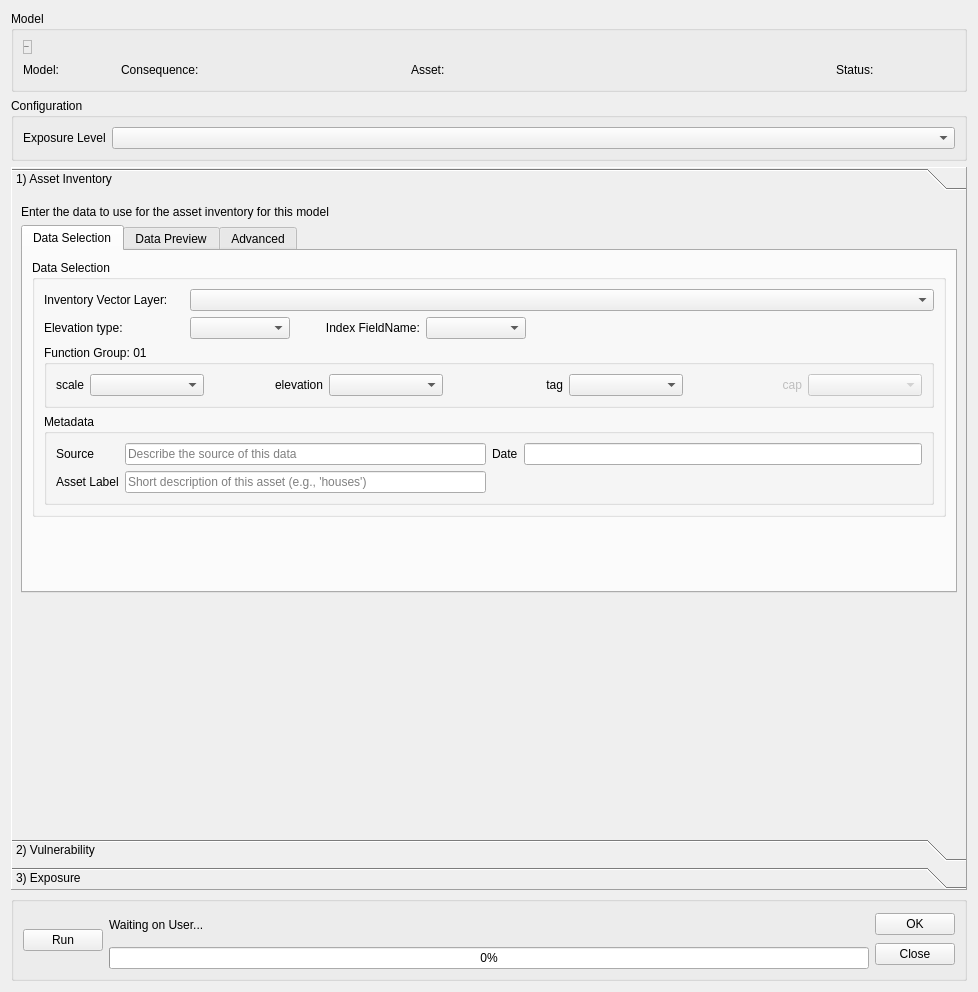
Before: the Qt Designer form canflood2/canflood2_model_config.ui in cefect/CanFlood2, drawn with Qt 5.
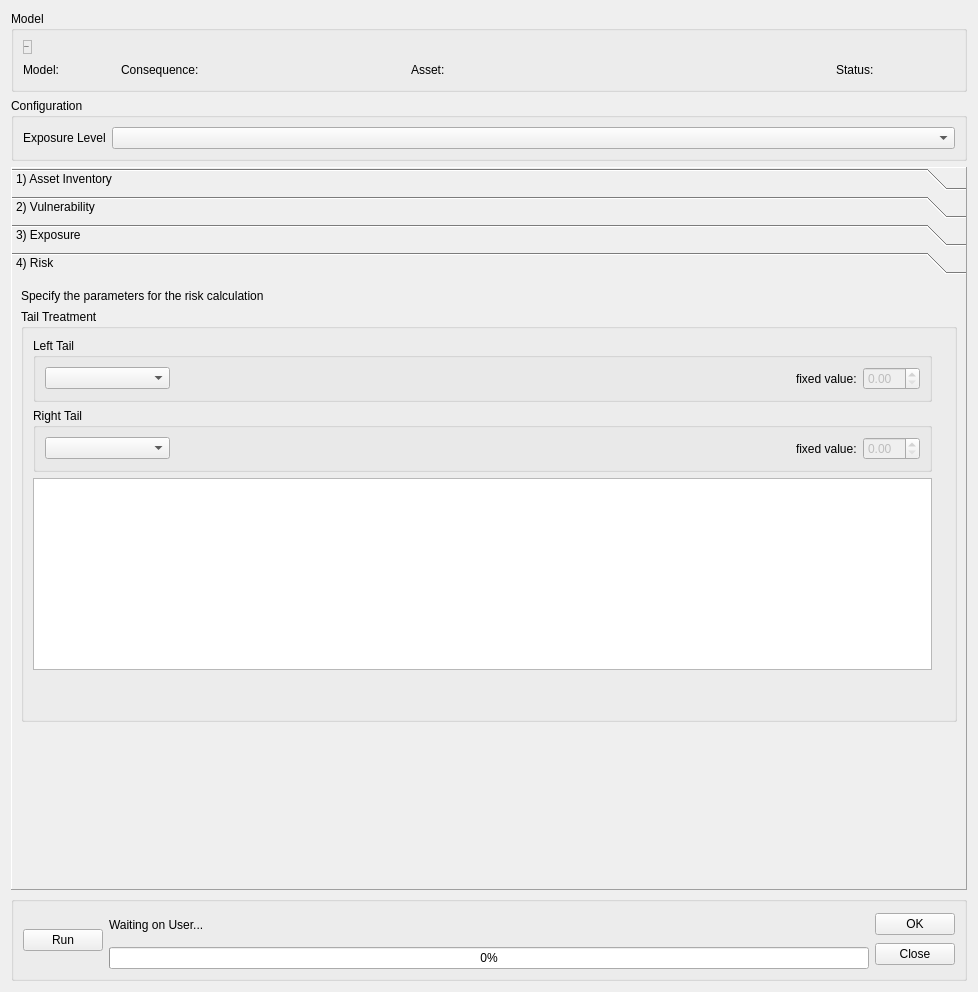
After: the same form once the commit is applied. Icons and pictures are not drawn. Custom widgets are drawn as their Qt base class.

Commit message: add risk page to model config

What changed in the file:
```diff
--- a/canflood2/canflood2_model_config.ui
+++ b/canflood2/canflood2_model_config.ui
@@ -256,7 +256,7 @@
       <enum>QFrame::Raised</enum>
      </property>
      <property name="currentIndex">
-      <number>0</number>
+      <number>3</number>
      </property>
      <widget class="QWidget" name="page">
       <property name="geometry">
@@ -264,7 +264,7 @@
         <x>0</x>
         <y>0</y>
         <width>958</width>
-        <height>626</height>
+        <height>595</height>
        </rect>
       </property>
       <attribute name="label">
@@ -1528,6 +1528,270 @@
        </item>
       </layout>
      </widget>
+     <widget class="QWidget" name="page_4">
+      <property name="geometry">
+       <rect>
+        <x>0</x>
+        <y>0</y>
+        <width>958</width>
+        <height>595</height>
+       </rect>
+      </property>
+      <attribute name="label">
+       <string>4) Risk</string>
+      </attribute>
+      <layout class="QVBoxLayout" name="verticalLayout_16">
+       <item>
+        <widget class="QLabel" name="label_20">
+         <property name="text">
+          <string>Specify the parameters for the risk calculation</string>
+         </property>
+        </widget>
+       </item>
+       <item>
+        <widget class="QGroupBox" name="groupBox">
+         <property name="title">
+          <string>Tail Treatment</string>
+         </property>
+         <layout class="QHBoxLayout" name="horizontalLayout_6">
+          <item>
+           <layout class="QVBoxLayout" name="verticalLayout_17">
+            <item>
+             <widget class="QGroupBox" name="groupBox_9">
+              <property name="title">
+               <string>Left Tail</string>
+              </property>
+              <layout class="QHBoxLayout" name="horizontalLayout_7">
+               <item>
+                <widget class="QComboBox" name="comboBox_R_ltail">
+                 <property name="minimumSize">
+                  <size>
+                   <width>125</width>
+                   <height>0</height>
+                  </size>
+                 </property>
+                 <property name="maximumSize">
+                  <size>
+                   <width>100</width>
+                   <height>16777215</height>
+                  </size>
+                 </property>
+                 <property name="currentIndex">
+                  <number>-1</number>
+                 </property>
+                 <item>
+                  <property name="text">
+                   <string>flat</string>
+                  </property>
+                 </item>
+                 <item>
+                  <property name="text">
+                   <string>extrapolate</string>
+                  </property>
+                 </item>
+                 <item>
+                  <property name="text">
+                   <string>none</string>
+                  </property>
+                 </item>
+                 <item>
+                  <property name="text">
+                   <string>fixed</string>
+                  </property>
+                 </item>
+                </widget>
+               </item>
+               <item>
+                <spacer name="horizontalSpacer_6">
+                 <property name="orientation">
+                  <enum>Qt::Horizontal</enum>
+                 </property>
+                 <property name="sizeHint" stdset="0">
+                  <size>
+                   <width>40</width>
+                   <height>20</height>
+                  </size>
+                 </property>
+                </spacer>
+               </item>
+               <item>
+                <widget class="QLabel" name="label_30">
+                 <property name="sizePolicy">
+                  <sizepolicy hsizetype="Fixed" vsizetype="Preferred">
+                   <horstretch>0</horstretch>
+                   <verstretch>0</verstretch>
+                  </sizepolicy>
+                 </property>
+                 <property name="text">
+                  <string>fixed value:</string>
+                 </property>
+                </widget>
+               </item>
+               <item>
+                <widget class="QDoubleSpinBox" name="doubleSpinBox_R_ltail">
+                 <property name="enabled">
+                  <bool>false</bool>
+                 </property>
+                 <property name="sizePolicy">
+                  <sizepolicy hsizetype="Fixed" vsizetype="Fixed">
+                   <horstretch>0</horstretch>
+                   <verstretch>0</verstretch>
+                  </sizepolicy>
+                 </property>
+                </widget>
+               </item>
+              </layout>
+             </widget>
+            </item>
+            <item>
+             <widget class="QGroupBox" name="groupBox_7">
+              <property name="title">
+               <string>Right Tail</string>
+              </property>
+              <layout class="QHBoxLayout" name="horizontalLayout_8">
+               <item>
+                <widget class="QComboBox" name="comboBox_R_rtail">
+                 <property name="sizePolicy">
+                  <sizepolicy hsizetype="Fixed" vsizetype="Fixed">
+                   <horstretch>0</horstretch>
+                   <verstretch>0</verstretch>
+                  </sizepolicy>
+                 </property>
+                 <property name="minimumSize">
+                  <size>
+                   <width>125</width>
+                   <height>0</height>
+                  </size>
+                 </property>
+                 <property name="maximumSize">
+                  <size>
+                   <width>125</width>
+                   <height>16777215</height>
+                  </size>
+                 </property>
+                 <property name="currentIndex">
+                  <number>-1</number>
+                 </property>
+                 <item>
+                  <property name="text">
+                   <string>extrapolate</string>
+                  </property>
+                 </item>
+                 <item>
+                  <property name="text">
+                   <string>none</string>
+                  </property>
+                 </item>
+                 <item>
+                  <property name="text">
+                   <string>fixed</string>
+                  </property>
+                 </item>
+                </widget>
+               </item>
+               <item>
+                <spacer name="horizontalSpacer_7">
+                 <property name="orientation">
+                  <enum>Qt::Horizontal</enum>
+                 </property>
+                 <property name="sizeHint" stdset="0">
+                  <size>
+                   <width>116</width>
+                   <height>20</height>
+                  </size>
+                 </property>
+                </spacer>
+               </item>
+               <item>
+                <widget class="QLabel" name="label_31">
+                 <property name="sizePolicy">
+                  <sizepolicy hsizetype="Fixed" vsizetype="Preferred">
+                   <horstretch>0</horstretch>
+                   <verstretch>0</verstretch>
+                  </sizepolicy>
+                 </property>
+                 <property name="text">
+                  <string>fixed value:</string>
+                 </property>
+                </widget>
+               </item>
+               <item>
+                <widget class="QDoubleSpinBox" name="doubleSpinBox_R_rtail">
+                 <property name="enabled">
+                  <bool>false</bool>
+                 </property>
+                 <property name="sizePolicy">
+                  <sizepolicy hsizetype="Fixed" vsizetype="Fixed">
+                   <horstretch>0</horstretch>
+                   <verstretch>0</verstretch>
+                  </sizepolicy>
+                 </property>
+                </widget>
+               </item>
+              </layout>
+             </widget>
+            </item>
+            <item>
+             <widget class="QTextBrowser" name="textBrowser"/>
+            </item>
+            <item>
+             <spacer name="verticalSpacer_9">
+              <property name="orientation">
+               <enum>Qt::Vertical</enum>
+              </property>
+              <property name="sizeHint" stdset="0">
+               <size>
+                <width>20</width>
+                <height>40</height>
+               </size>
+              </property>
+             </spacer>
+            </item>
+           </layout>
+          </item>
+          <item>
+           <widget class="QLabel" name="label_graphic">
+            <property name="sizePolicy">
+             <sizepolicy hsizetype="Fixed" vsizetype="Fixed">
+              <horstretch>0</horstretch>
+              <verstretch>0</verstretch>
+             </sizepolicy>
+            </property>
+            <property name="maximumSize">
+             <size>
+              <width>500</width>
+              <height>350</height>
+             </size>
+            </property>
+            <property name="text">
+             <string/>
+            </property>
+            <property name="pixmap">
+             <pixmap resource="resources.qrc">:/canflood2/img/riskCurveTailDiagram_20250319.png</pixmap>
+            </property>
+            <property name="scaledContents">
+             <bool>true</bool>
+            </property>
+           </widget>
+          </item>
+         </layout>
+        </widget>
+       </item>
+       <item>
+        <spacer name="verticalSpacer_8">
+         <property name="orientation">
+          <enum>Qt::Vertical</enum>
+         </property>
+         <property name="sizeHint" stdset="0">
+          <size>
+           <width>20</width>
+           <height>40</height>
+          </size>
+         </property>
+        </spacer>
+       </item>
+      </layout>
+     </widget>
     </widget>
    </item>
    <item>
```
Left out of the diff: 12 changed lines with no effect on the pictures. The commit also changes 9 other files.
